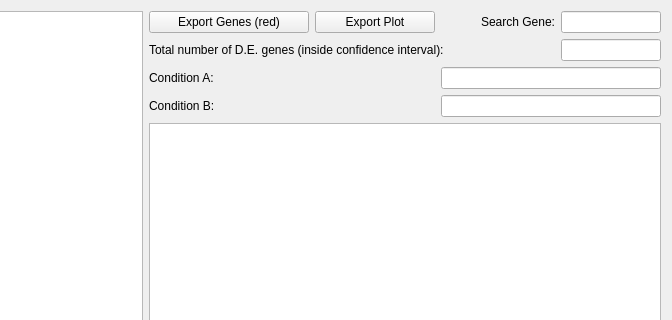
Above: src/analysis/analysisDEA.ui from jfnavarro/st_viewer before the change; both pictures show x 362 to 1034 and y 0 to 320 of the 1034 by 794 pixel window. Below: the same form after it.
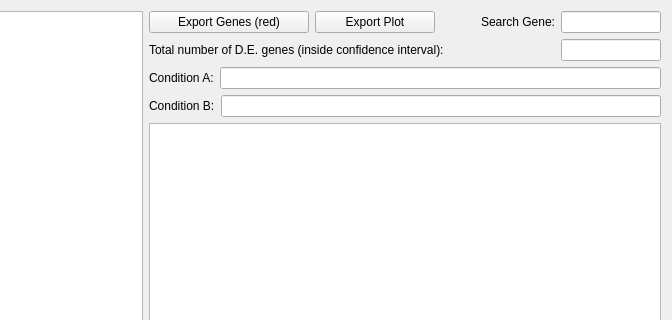
That is the form after the change. Custom widgets are drawn as their Qt base class.

Commit message: Small adjustments in some labels

The edit to the form file:
```diff
--- a/src/analysis/analysisDEA.ui
+++ b/src/analysis/analysisDEA.ui
@@ -623,21 +623,11 @@
          </property>
         </widget>
        </item>
-       <item>
-        <spacer name="horizontalSpacer_7">
-         <property name="orientation">
-          <enum>Qt::Horizontal</enum>
-         </property>
-         <property name="sizeHint" stdset="0">
-          <size>
-           <width>40</width>
-           <height>20</height>
-          </size>
-         </property>
-        </spacer>
-       </item>
        <item>
         <widget class="QLineEdit" name="conditionA">
+         <property name="alignment">
+          <set>Qt::AlignRight|Qt::AlignTrailing|Qt::AlignVCenter</set>
+         </property>
          <property name="readOnly">
           <bool>true</bool>
          </property>
@@ -654,21 +644,11 @@
          </property>
         </widget>
        </item>
-       <item>
-        <spacer name="horizontalSpacer_8">
-         <property name="orientation">
-          <enum>Qt::Horizontal</enum>
-         </property>
-         <property name="sizeHint" stdset="0">
-          <size>
-           <width>40</width>
-           <height>20</height>
-          </size>
-         </property>
-        </spacer>
-       </item>
        <item>
         <widget class="QLineEdit" name="conditionB">
+         <property name="alignment">
+          <set>Qt::AlignRight|Qt::AlignTrailing|Qt::AlignVCenter</set>
+         </property>
          <property name="readOnly">
           <bool>true</bool>
          </property>
```
The commit also changes 1 other file.
